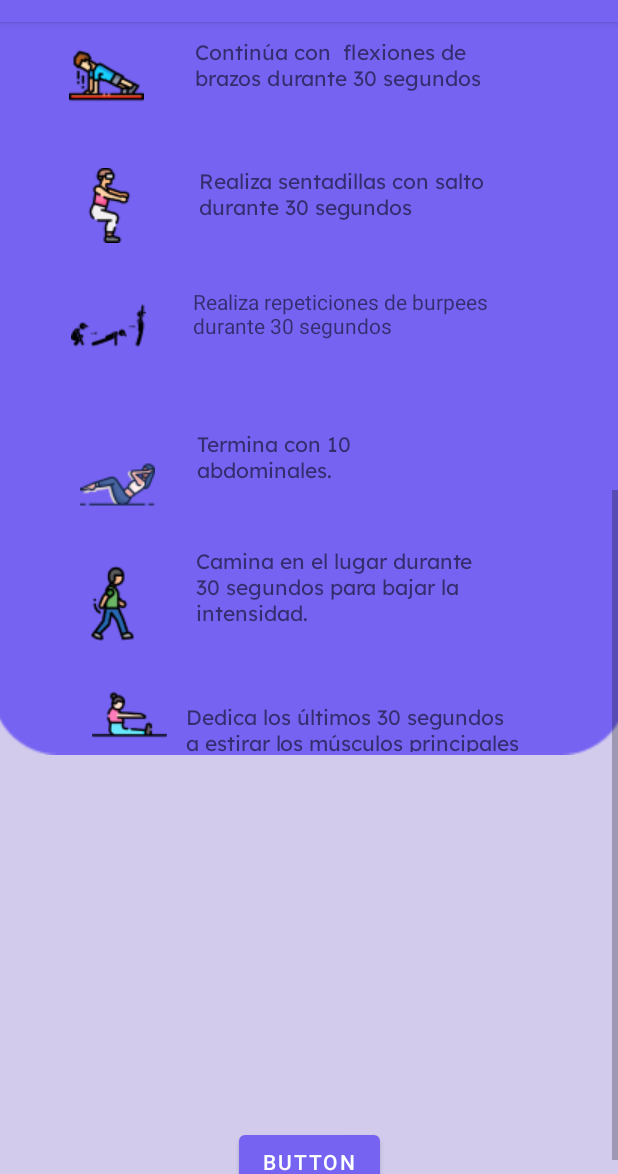
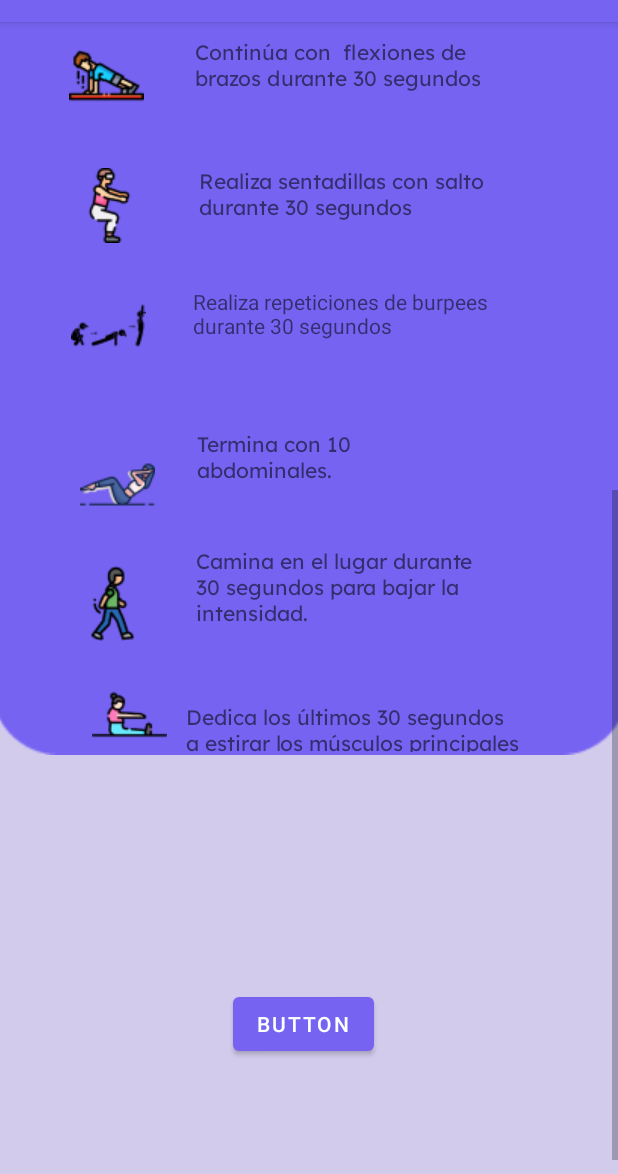
Before and after one commit to Sandoval0315/EXPO, an Android app: the activity_altaintensidad screen opened directly, with no data from a screen before it, scrolled down 537 dp, on a phone screen of 412 x 824 dp, the part 62-1236 px from its top. Run offline under Robolectric (Android 15) with nearby library versions, the phone set to English and light mode, and no system bars.

Commit message:
no se si se arreglo

```diff
--- a/app/src/main/res/layout/activity_altaintensidad.xml
+++ b/app/src/main/res/layout/activity_altaintensidad.xml
@@ -31,13 +31,14 @@
                 android:id="@+id/button2"
                 android:layout_width="wrap_content"
                 android:layout_height="wrap_content"
-                android:layout_marginTop="1000dp"
+                android:layout_marginTop="800dp"
                 android:text="Button"
                 app:layout_constraintBottom_toBottomOf="parent"
                 app:layout_constraintEnd_toEndOf="parent"
+                app:layout_constraintHorizontal_bias="0.489"
                 app:layout_constraintStart_toStartOf="parent"
                 app:layout_constraintTop_toTopOf="parent"
-                app:layout_constraintVertical_bias="1.0" />
+                app:layout_constraintVertical_bias="0.806" />
 
             <ImageView
                 android:id="@+id/imageView31"
```
